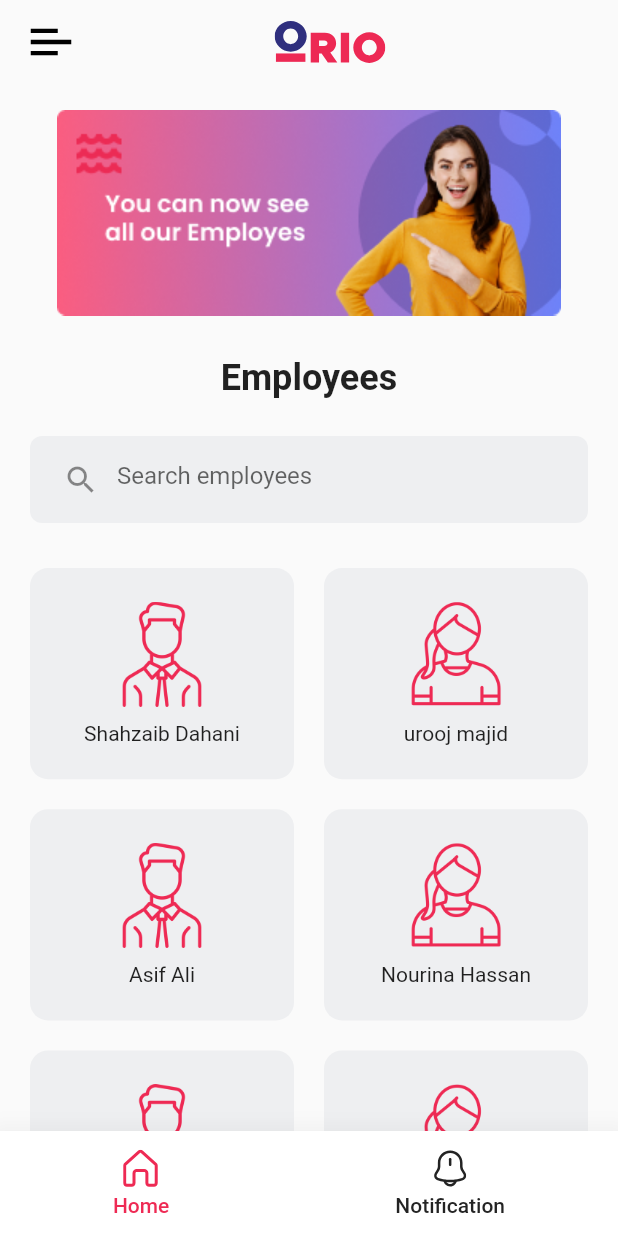
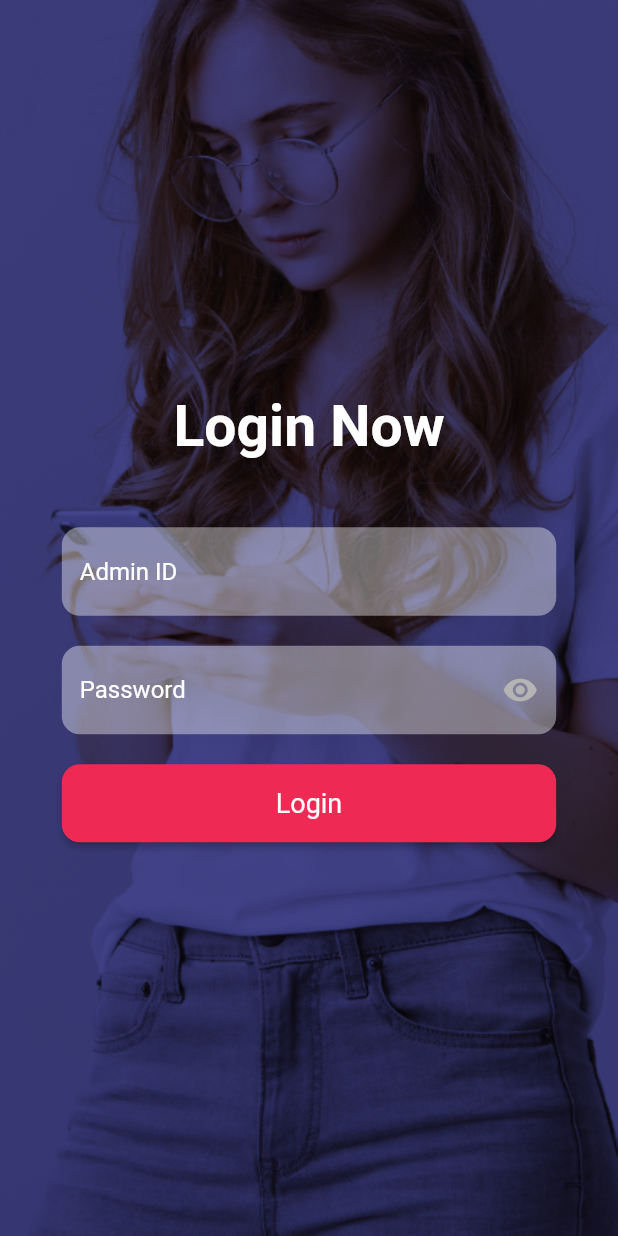
Before and after one commit to uroojmajid2000/orio_employees, a Flutter app: the screen it shows after launch, on a phone screen of 412 x 824 dp. Run offline on Flutter 3.47's test engine with Material 2 defaults, Android fonts, the phone set to English and light mode, and no system bars; our stand-ins replace flutter_bloc, flutter_svg.

Commit message:
login complete

```diff
--- a/lib/features/employee/screen/widgets/body.dart
+++ b/lib/features/employee/screen/widgets/body.dart
@@ -51,9 +51,9 @@ class Body extends StatelessWidget {
             height: 38,
           ),
           Details(
-              dob: emp.dob,
+              // dob: emp.dob,
               employeeid: emp.employeeid,
-              phonenumber: emp.phonenumber,
+              // phonenumber: emp.phonenumber,
               email: emp.email,
               )
         ],
--- a/lib/features/screen/Home/widgets/body.dart
+++ b/lib/features/screen/Home/widgets/body.dart
@@ -14,9 +14,9 @@ class _BodyState extends State<Body> {
       image: 'assets/images/shahzaib.jfif',
       name: 'Shahzaib Dahani ',
       position: '(Senior Android Developer)',
-      dob: '10/Nov/1996',
+      // dob: '10/Nov/1996',
       employeeid: 1029,
-      phonenumber: '0340-2732719',
+      // phonenumber: '0340-2732719',
       email: 'shahzaib.dahani@orio.tech',
     ),
      Employe(
@@ -24,9 +24,9 @@ class _BodyState extends State<Body> {
       image: 'assets/images/urooj.jfif',
       name: 'urooj majid',
       position: '(Flutter Developer)',
-      dob: '18-18-2000',
+      // dob: '18-18-2000',
       employeeid: 1030,
-      phonenumber: '0308-9270950',
+      // phonenumber: '0308-9270950',
       email: 'urooj.majid2000@gmail.com',
     ),
 
@@ -35,9 +35,9 @@ class _BodyState extends State<Body> {
       image: 'assets/images/asifali.jfif',
       name: 'Asif Ali',
       position: '(Team Lead Development)',
-      dob: '25/Mar/1986',
+      // dob: '25/Mar/1986',
       employeeid: 1026,
-      phonenumber: '0314-5046741',
+      // phonenumber: '0314-5046741',
       email: 'gopang@orio.tech',
     ),
 
@@ -46,9 +46,9 @@ class _BodyState extends State<Body> {
       image: 'assets/images/nourina.png',
       name: 'Nourina Hassan',
       position: '(Junior Web Developer)',
-      dob: '12/May/1991',
+      // dob: '12/May/1991',
       employeeid: 1020,
-      phonenumber: '0304-2819893',
+      // phonenumber: '0304-2819893',
       email: 'nourina.hassan@orio.tech',
     ),
 
@@ -60,9 +60,9 @@ class _BodyState extends State<Body> {
       image: 'assets/images/ahmedomer.jfif',
       name: 'Ahmed Omar Ali',
       position: '(Project Manager)',
-      dob: '29/Nov/1983',
+      // dob: '29/Nov/1983',
       employeeid: 1001,
-      phonenumber: '0336-0309494',
+      // phonenumber: '0336-0309494',
       email: 'ahmed@orio.tech',
     ),
 
@@ -72,9 +72,9 @@ class _BodyState extends State<Body> {
       image: 'assets/images/farihabaji.png',
       name: 'Fariha Hassan',
       position: '(Senior Web Developer)',
-      dob: '1/Dec/1987',
+      // dob: '1/Dec/1987',
       employeeid: 1027,
-      phonenumber: '0345-2826003',
+      // phonenumber: '0345-2826003',
       email: 'fariha.hassan@orio.tech',
     ),
 
@@ -83,9 +83,9 @@ class _BodyState extends State<Body> {
       image: 'assets/images/bilalmajeed.jfif',
       name: 'Bilal Abdul Majeed',
       position: '(CEO)',
-      dob: '03/Oct/1982',
+      // dob: '03/Oct/1982',
       employeeid: 1000,
-      phonenumber: '0321-8981892',
+      // phonenumber: '0321-8981892',
       email: 'bilal@orio.tech',
     ),
 
@@ -95,9 +95,9 @@ class _BodyState extends State<Body> {
       image: 'assets/images/humza.jfif',
       name: 'Hamza Farooq Moon',
       position: '(Senior Web Developer)',
-      dob: '12/Jun/1995',
+      // dob: '12/Jun/1995',
       employeeid: 1008,
-      phonenumber: '0336-8056546',
+      // phonenumber: '0336-8056546',
       email: 'hamza.farooq@orio.tech',
     ),
     Employe(
@@ -105,9 +105,9 @@ class _BodyState extends State<Body> {
       image: 'assets/images/ibrar.jfif',
       name: 'Ibrar',
       position: '(Senior Web Developer)',
-      dob: '29/Jul/1990',
+      // dob: '29/Jul/1990',
       employeeid: 1028,
-      phonenumber: '0321-2110948',
+      // phonenumber: '0321-2110948',
       email: 'ibrar.jadoon@orio.tech',
     ),
     Employe(
@@ -115,9 +115,9 @@ class _BodyState extends State<Body> {
       image: 'assets/images/humza.jfif',
       name: 'Asad Ahmed Khan',
       position: '(Graphic Designer)',
-      dob: '11/Jan/1998',
+      // dob: '11/Jan/1998',
       employeeid: 1011,
-      phonenumber: '0311-3294921',
+      // phonenumber: '0311-3294921',
       email: 'asad.ahmed@orio.tech',
     ),
     Employe(
@@ -125,9 +125,9 @@ class _BodyState extends State<Body> {
       image: 'assets/images/munir.jfif',
       name: 'Muhammad Munir',
       position: '(Junior Web Developer)',
-      dob: '30/May/2001',
+      // dob: '30/May/2001',
       employeeid: 1029,
-      phonenumber: '0332-2448731',
+      // phonenumber: '0332-2448731',
       email: 'munir.ahmed@orio.tech',
     ),
     Employe(
@@ -135,9 +135,9 @@ class _BodyState extends State<Body> {
       image: 'assets/images/hannan.jfif',
       name: 'Abdul Hannan Shaikh',
       position: '(Junior Web Developer)',
-      dob: '23/Oct/2000',
+      // dob: '23/Oct/2000',
       employeeid: 1006,
-      phonenumber: '0302-2430116',
+      // phonenumber: '0302-2430116',
       email: 'hannan.sheikh@orio.tech',
     ),
     Employe(
@@ -145,9 +145,9 @@ class _BodyState extends State<Body> {
       image: 'assets/images/asifali.jfif',
       name: 'Asif Ali',
       position: '(Team Lead Development)',
-      dob: '25/Mar/1986',
+      // dob: '25/Mar/1986',
       employeeid: 1026,
-      phonenumber: '0314-5046741',
+      // phonenumber: '0314-5046741',
       email: 'gopang@orio.tech',
     ),
     Employe(
@@ -155,9 +155,9 @@ class _BodyState extends State<Body> {
       image: 'assets/images/taha.jfif',
       name: 'Muhammad Taha Sheikh',
       position: '(Intern)',
-      dob: '25-08-1998',
+      // dob: '25-08-1998',
       employeeid: 1014,
-      phonenumber: '14/Oct/2002',
+      // phonenumber: '14/Oct/2002',
       email: 'taha@gmail.com',
     ),
     Employe(
@@ -165,9 +165,9 @@ class _BodyState extends State<Body> {
       image: 'assets/images/haris.jfif',
       name: 'Haris Hussain',
       position: '(IOS Developer)',
-      dob: '-',
+      // dob: '-',
       employeeid: 1019,
-      phonenumber: '0316-1604575',
+      // phonenumber: '0316-1604575',
       email: 'haris@gmail.com',
     ),
     Employe(
@@ -175,9 +175,9 @@ class _BodyState extends State<Body> {
       image: 'assets/images/ismail.jfif',
       name: 'Muhammad Ismail',
       position: '(Full Stack Developer)',
-      dob: '16-01-2000',
+      // dob: '16-01-2000',
       employeeid: 1033,
-      phonenumber: '0316-1604575',
+      // phonenumber: '0316-1604575',
       email: 'itsmuhammadismail@gmail.com',
     ),
 
@@ -186,9 +186,9 @@ class _BodyState extends State<Body> {
       image: 'assets/images/muzammil.png',
       name: 'Muzammil',
       position: '(Intern)',
-      dob: '26/Jul/1997',
+      // dob: '26/Jul/1997',
       employeeid: 1013,
-      phonenumber: '0313-6811394',
+      // phonenumber: '0313-6811394',
       email: 'muzammil@orio.tech',
     ),
 
@@ -197,9 +197,9 @@ class _BodyState extends State<Body> {
       image: 'assets/images/haseeb.jfif',
       name: 'Muhammad Haseeb Ullah',
       position: '(Full Stack Developer)',
-      dob: '25/08/1998',
+      // dob: '25/08/1998',
       employeeid: 1032,
-      phonenumber: '0305-8202034',
+      // phonenumber: '0305-8202034',
       email: 'mohammad.haseeb@orio.tech',
     ),
 
@@ -208,9 +208,9 @@ class _BodyState extends State<Body> {
       image: 'assets/icons/man.png',
       name: 'Hafiz Arsalan Ali',
       position: '(Admin)',
-      dob: '17/Jan/2000',
+      // dob: '17/Jan/2000',
       employeeid: 1003,
-      phonenumber: '0317-2746219',
+      // phonenumber: '0317-2746219',
       email: 'arsalan.ali@orio.tech',
     ),
     Employe(
@@ -218,9 +218,9 @@ class _BodyState extends State<Body> {
       image: 'assets/icons/man.png',
       name: 'Amanullah',
       position: '(Peon)',
-      dob: '1/Aug/1996',
+      // dob: '1/Aug/1996',
       employeeid: 1030,
-      phonenumber: '0340-2732719',
+      // phonenumber: '0340-2732719',
       email: 'Amanullah@orio.tech',
     ),
     Employe(
@@ -228,9 +228,9 @@ class _BodyState extends State<Body> {
       image: 'assets/icons/man.png',
       name: 'Jawad Ahmed Siddiqui',
       position: '(Project Manager)',
-      dob: '23/Jun/1996',
+      // dob: '23/Jun/1996',
       employeeid: 1040,
-      phonenumber: '0301 2263265',
+      // phonenumber: '0301 2263265',
       email: 'jawad.siddiqui@orio.tech',
     ),
   ];
--- a/lib/features/screen/Home/widgets/employe.dart
+++ b/lib/features/screen/Home/widgets/employe.dart
@@ -6,9 +6,9 @@ class Employe {
   final String iconimage;
   final String name;
   final String position;
-  final String dob;
+  // final String dob;
   final int employeeid;
-  final String phonenumber;
+  // final String phonenumber;
   final String email;
 
   Employe({
@@ -16,9 +16,9 @@ class Employe {
     required this.iconimage,
     required this.name,
     required this.position,
-    required this.dob,
+    // required this.dob,
     required this.employeeid,
-    required this.phonenumber,
+    // required this.phonenumber,
     required this.email,
   });
 }
--- /dev/null
+++ b/lib/features/screen/Login/login_screen.dart
@@ -0,0 +1,22 @@
+import 'package:flutter/material.dart';
+import 'package:orio_employees/features/screen/Home/home_screen.dart';
+import 'package:orio_employees/features/screen/Login/widgets/transparent_text_field.dart';
+import 'package:orio_employees/shared/routes/navigate.dart';
+import 'package:orio_employees/shared/widgets/alert.dart';
+import 'package:orio_employees/shared/widgets/button.dart';
+import 'package:orio_employees/shared/widgets/text_field_container.dart';
+
+part 'widgets/body.dart';
+
+class LoginScreen extends StatelessWidget {
+  const LoginScreen({Key? key}) : super(key: key);
+
+  static String id = "login_screen";
+
+  @override
+  Widget build(BuildContext context) {
+    return const Scaffold(
+      body: Body(),
+    );
+  }
+}
--- /dev/null
+++ b/lib/features/screen/Login/widgets/body.dart
@@ -0,0 +1,91 @@
+part of '../login_screen.dart';
+
+class Body extends StatefulWidget {
+  const Body({Key? key}) : super(key: key);
+  @override
+  State<Body> createState() => _BodyState();
+}
+
+class _BodyState extends State<Body> {
+  final _idadminController = TextEditingController();
+  final _idpassController = TextEditingController();
+  final GlobalKey<FormState> _formKey = GlobalKey<FormState>();
+  void _onSuccess() => Navigate.to(context, HomeScreen.id);
+
+  void _onSubmit(VoidCallback onSuccess) async {
+    final form = _formKey.currentState;
+
+    if (form!.validate()) {
+      FocusManager.instance.primaryFocus?.unfocus();
+      if (_idadminController.text != '1039' &&
+          _idpassController.text != '123') {
+        showDialog(
+          context: context,
+          builder: (BuildContext context) {
+            return const Alert(
+              heading: 'Login Failed!',
+              body: 'Employee ID is incorrect',
+            );
+          },
+        );
+      } else {
+        onSuccess.call();
+      }
+      form.save();
+    }
+  }
+
+  @override
+  Widget build(BuildContext context) {
+    return Container(
+      constraints: const BoxConstraints.expand(),
+      decoration: const BoxDecoration(
+        image: DecorationImage(
+          image: AssetImage("assets/images/login.png"),
+          fit: BoxFit.cover,
+        ),
+      ),
+      child: Form(
+        key: _formKey,
+        child: Column(
+          mainAxisAlignment: MainAxisAlignment.center,
+          crossAxisAlignment: CrossAxisAlignment.center,
+          children: [
+            const Text(
+              'Login Now',
+              style: TextStyle(
+                color: Colors.white,
+                fontSize: 38,
+                fontWeight: FontWeight.bold,
+              ),
+            ),
+            const SizedBox(height: 44),
+            TextFieldContainer(
+              child: TransparentTextField(
+                controller: _idadminController,
+                hintText: 'Admin ID',
+                keyboardType: TextInputType.number,
+                onChange: (value) {},
+              ),
+            ),
+            const SizedBox(height: 20),
+            TextFieldContainer(
+              child: TransparentTextField(
+                controller: _idpassController,
+                hintText: 'Password',
+                keyboardType: TextInputType.number,
+                obscureText: true,
+                onChange: (value) {},
+              ),
+            ),
+            const SizedBox(height: 20),
+            Button(
+              child: Text('Login', style: TextStyle(fontSize: 18)),
+              onPressed: () => _onSubmit(_onSuccess),
+            ),
+          ],
+        ),
+      ),
+    );
+  }
+}
--- /dev/null
+++ b/lib/features/screen/Login/widgets/transparent_text_field.dart
@@ -0,0 +1,85 @@
+import 'package:flutter/material.dart';
+
+class TransparentTextField extends StatefulWidget {
+  final String hintText;
+  final bool required, obscureText;
+  final Function onChange;
+  final TextInputType keyboardType;
+  final int length;
+  final bool autofocus;
+  final TextEditingController? controller;
+
+  const TransparentTextField({
+    super.key,
+    required this.hintText,
+    this.required = true,
+    this.obscureText = false,
+    this.keyboardType = TextInputType.text,
+    this.length = 0,
+    this.autofocus = false,
+    required this.onChange,
+    this.controller,
+  });
+
+  @override
+  State<TransparentTextField> createState() => _TransparentTextFieldState();
+}
+
+class _TransparentTextFieldState extends State<TransparentTextField> {
+  bool show = true;
+  final OutlineInputBorder _border = OutlineInputBorder(
+    borderRadius: BorderRadius.circular(12),
+    borderSide: const BorderSide(
+      color: Colors.transparent,
+    ),
+  );
+
+  @override
+  Widget build(BuildContext context) {
+    return TextFormField(
+      controller: widget.controller,
+      enabled: true,
+      autofocus: widget.autofocus,
+      obscureText: widget.obscureText ? show : false,
+      autovalidateMode: AutovalidateMode.onUserInteraction,
+      onChanged: (String value) => widget.onChange(value),
+      keyboardType: widget.keyboardType,
+      style: const TextStyle(color: Colors.white),
+      decoration: InputDecoration(
+        filled: true,
+        fillColor: Colors.white.withOpacity(0.4),
+        hintText: widget.hintText,
+        hintStyle: const TextStyle(
+          color: Colors.white,
+        ),
+        border: _border,
+        enabledBorder: _border,
+        disabledBorder: _border,
+        focusedBorder: _border,
+        suffixIcon: widget.obscureText
+            ? (show
+                ? IconButton(
+                    icon: const Icon(
+                      Icons.visibility,
+                      color: Color(0xFFB4B4B4),
+                    ),
+                    onPressed: () => setState(() => show = false))
+                : IconButton(
+                    icon: const Icon(
+                      Icons.visibility_off,
+                      color: Color(0xFFB4B4B4),
+                    ),
+                    onPressed: () => setState(() => show = true)))
+            : null,
+      ),
+      validator: widget.required
+          ? (value) {
+              if (value!.isEmpty) {
+                return 'This field is required';
+              }
+              return null;
+            }
+          : null,
+    );
+  }
+}
--- a/lib/features/screen/splash/splash_screen.dart
+++ b/lib/features/screen/splash/splash_screen.dart
@@ -5,6 +5,7 @@ import 'package:flutter/src/foundation/key.dart';
 import 'package:flutter/src/widgets/framework.dart';
 import 'package:flutter_svg/flutter_svg.dart';
 import 'package:orio_employees/features/screen/Home/home_screen.dart';
+import 'package:orio_employees/features/screen/Login/login_screen.dart';
 import 'package:orio_employees/resources/colors.dart';
 import 'package:orio_employees/shared/routes/navigate.dart';
 
@@ -25,7 +26,7 @@ class _SplashScreenState extends State<SplashScreen> {
 
   void navigate() {
     Timer(Duration(seconds: 1), () {
-      Navigate.next(context, HomeScreen.id);
+      Navigate.next(context, LoginScreen.id);
     });
   }
 
--- a/lib/shared/routes/routes.dart
+++ b/lib/shared/routes/routes.dart
@@ -3,6 +3,7 @@ import 'package:flutter/cupertino.dart';
 import 'package:orio_employees/features/employee/screen/employeedetail_screen.dart';
 import 'package:orio_employees/features/notification/presentation/screen/notification_screen.dart';
 import 'package:orio_employees/features/screen/Home/home_screen.dart';
+import 'package:orio_employees/features/screen/Login/login_screen.dart';
 import 'package:orio_employees/features/screen/splash/splash_screen.dart';
 
 class Routes {
@@ -10,6 +11,7 @@ class Routes {
 
     SplashScreen.id: (context) => const SplashScreen(),
     HomeScreen.id: (context) => const HomeScreen(),
+    LoginScreen.id: (context) => const LoginScreen(),
     // EmployeeDetails.id: (context) =>  EmployeeDetails(),
     NotificationScreen.id: (context) => const NotificationScreen(),
 
--- a/lib/shared/widgets/button.dart
+++ b/lib/shared/widgets/button.dart
@@ -1,43 +1,32 @@
-// import 'package:flutter/material.dart';
-// import 'package:orio_attendance_app_flutter/shared/widgets/text.dart';
+import 'package:flutter/material.dart';
+import 'package:orio_employees/resources/colors.dart';
 
-// class Alert extends StatelessWidget {
-//   final String heading, body;
+class Button extends StatelessWidget {
+  const Button({
+    Key? key,
+    required this.child,
+    required this.onPressed,
+  }) : super(key: key);
 
-//   const Alert({super.key, required this.heading, required this.body});
+  final Widget child;
+  final VoidCallback onPressed;
 
-//   @override
-//   Widget build(BuildContext context) {
-//     return AlertDialog(
-//       content: SizedBox(
-//         height: 200,
-//         child: Column(
-//           mainAxisAlignment: MainAxisAlignment.center,
-//           children: [
-//             Container(
-//               width: 100,
-//               height: 100,
-//               decoration: BoxDecoration(
-//                 color: Colors.red.withOpacity(0.3),
-//                 shape: BoxShape.circle,
-//               ),
-//               child: const Icon(
-//                 Icons.close,
-//                 size: 60,
-//                 color: Colors.red,
-//               ),
-//             ),
-//             const SizedBox(
-//               height: 10,
-//             ),
-//             MyText.h2(heading),
-//             const SizedBox(
-//               height: 5,
-//             ),
-//             MyText.body(body),
-//           ],
-//         ),
-//       ),
-//     );
-//   }
-// }
+  @override
+  Widget build(BuildContext context) {
+    Size size = MediaQuery.of(context).size;
+    return SizedBox(
+      width: size.width * 0.8,
+      height: 52,
+      child: ElevatedButton(
+        onPressed: onPressed,
+        style: ElevatedButton.styleFrom(
+            textStyle: const TextStyle(fontSize: 18),
+            primary: kPrimaryColor,
+            shape: RoundedRectangleBorder(
+              borderRadius: BorderRadius.circular(12),
+            )),
+        child: child,
+      ),
+    );
+  }
+}
```
Also changed, not shown: lib/features/employee/screen/widgets/details.dart (+23 -21 lines), lib/shared/widgets/alert.dart (+40 -40 lines).
